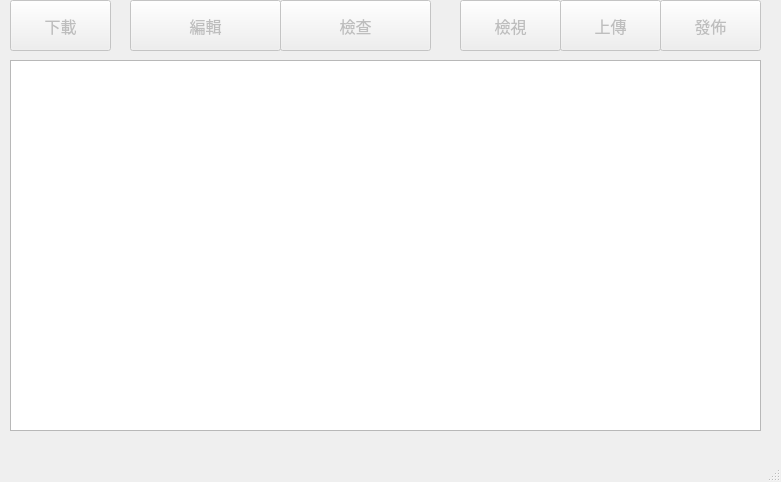
Above: gui/us01/form_us01.ui from rogers228/ispc_maintain before the change. Below: the same form after it.
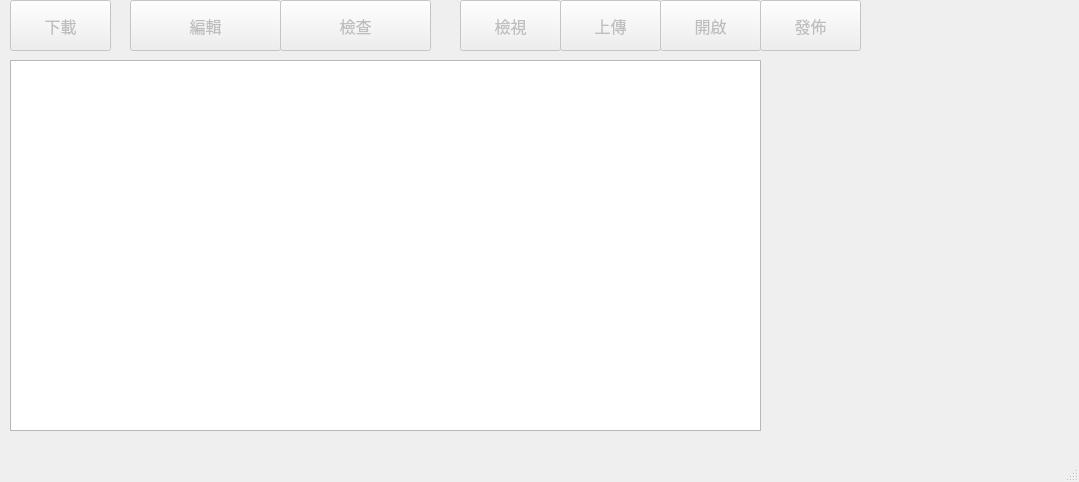
That is the form after the change.

```diff
--- a/gui/us01/form_us01.ui
+++ b/gui/us01/form_us01.ui
@@ -6,7 +6,7 @@
    <rect>
     <x>0</x>
     <y>0</y>
-    <width>781</width>
+    <width>1079</width>
     <height>482</height>
    </rect>
   </property>
@@ -126,7 +126,7 @@
     </property>
     <property name="geometry">
      <rect>
-      <x>660</x>
+      <x>760</x>
       <y>0</y>
       <width>101</width>
       <height>51</height>
@@ -204,6 +204,34 @@
      <string>檢視</string>
     </property>
    </widget>
+   <widget class="QPushButton" name="pd_web_preview">
+    <property name="enabled">
+     <bool>false</bool>
+    </property>
+    <property name="geometry">
+     <rect>
+      <x>660</x>
+      <y>0</y>
+      <width>101</width>
+      <height>51</height>
+     </rect>
+    </property>
+    <property name="font">
+     <font>
+      <family>新細明體</family>
+      <pointsize>12</pointsize>
+     </font>
+    </property>
+    <property name="focusPolicy">
+     <enum>Qt::NoFocus</enum>
+    </property>
+    <property name="toolTip">
+     <string>使用瀏覽器開啟</string>
+    </property>
+    <property name="text">
+     <string>開啟</string>
+    </property>
+   </widget>
   </widget>
   <widget class="QMenuBar" name="menubar">
    <property name="geometry">
```
Left out of the diff: 4 changed lines with no effect on the pictures.
